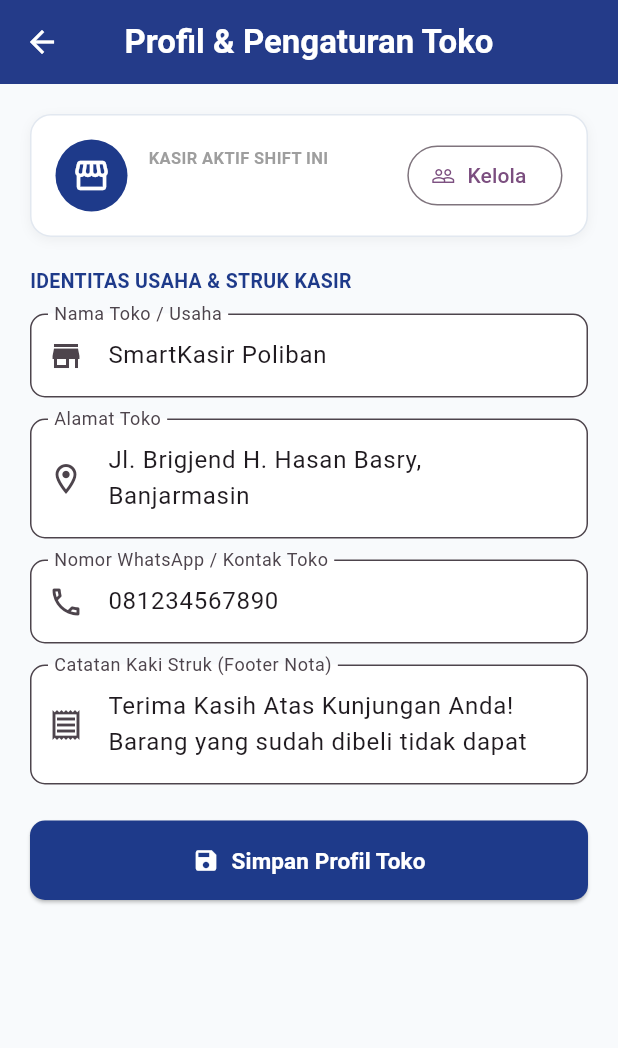
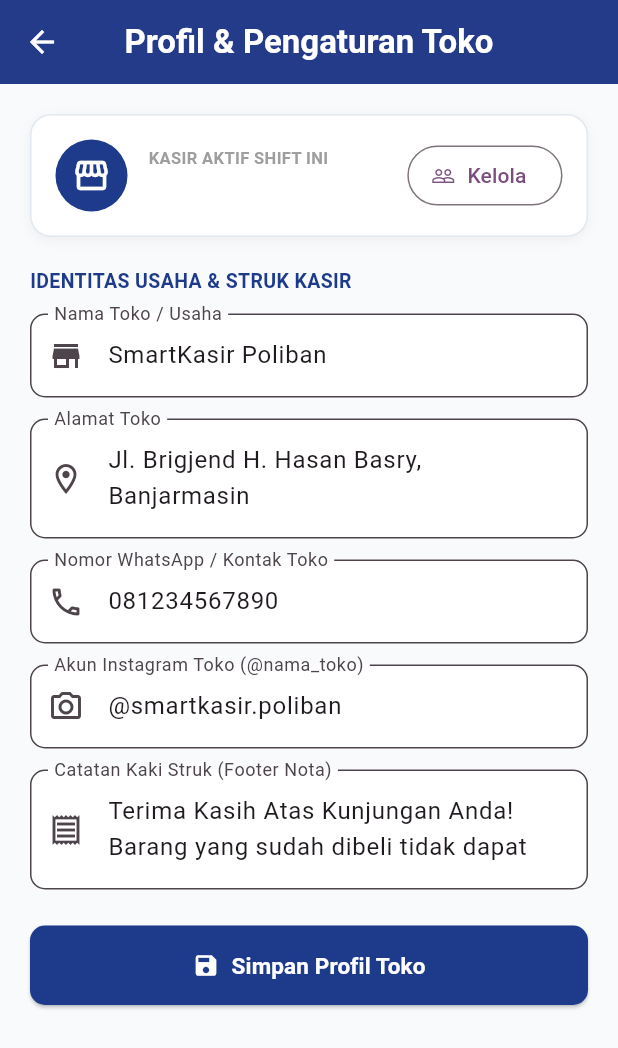
Before and after one commit to nandaputriaulia/smartkasir_app-E030424082-NandaPutriAulia-01, a Flutter app: the ProfilTokoPage screen opened directly, on a phone screen of 412 x 824 dp. Shown: the top 1048 px of the screen. Run offline on Flutter 3.47's test engine with Material 3 defaults, Android fonts, the phone set to English and light mode, and no system bars; our stand-ins replace shared_preferences, sqflite, sqflite_common_ffi_web; accounts and stored records are empty.

Commit message:
feat(m12): tantangan 3 - bidang media sosial instagram toko di sharedpreferences
Menambahkan kolom input akun Instagram toko (@nama_toko) pada formulir profil toko dan menyimpannya secara persisten ke SharedPreferences dengan kunci 'ig_toko'.

```diff
--- a/lib/pages/profil_toko_page.dart
+++ b/lib/pages/profil_toko_page.dart
@@ -18,6 +18,7 @@ class _ProfilTokoPageState extends State<ProfilTokoPage> {
   final _namaTokoController = TextEditingController();
   final _alamatController = TextEditingController();
   final _noWaController = TextEditingController();
+  final _igTokoController = TextEditingController();
   final _footerController = TextEditingController();
 
   // Status visual tombol simpan
@@ -37,6 +38,7 @@ class _ProfilTokoPageState extends State<ProfilTokoPage> {
     _namaTokoController.dispose();
     _alamatController.dispose();
     _noWaController.dispose();
+    _igTokoController.dispose();
     _footerController.dispose();
     super.dispose();
   }
@@ -48,6 +50,7 @@ class _ProfilTokoPageState extends State<ProfilTokoPage> {
       _namaTokoController.text = prefs.getString('nama_toko') ?? 'SmartKasir Poliban';
       _alamatController.text = prefs.getString('alamat_toko') ?? 'Jl. Brigjend H. Hasan Basry, Banjarmasin';
       _noWaController.text = prefs.getString('no_wa') ?? '081234567890';
+      _igTokoController.text = prefs.getString('ig_toko') ?? '@smartkasir.poliban';
       _footerController.text = prefs.getString('footer_struk') ??
           'Terima Kasih Atas Kunjungan Anda! Barang yang sudah dibeli tidak dapat ditukar.';
       _activeCashierName = prefs.getString('active_cashier_name') ?? 'Belum Ditentukan';
@@ -61,6 +64,7 @@ class _ProfilTokoPageState extends State<ProfilTokoPage> {
     await prefs.setString('nama_toko', _namaTokoController.text.trim());
     await prefs.setString('alamat_toko', _alamatController.text.trim());
     await prefs.setString('no_wa', _noWaController.text.trim());
+    await prefs.setString('ig_toko', _igTokoController.text.trim());
     await prefs.setString('footer_struk', _footerController.text.trim());
     setState(() => _sedangMenyimpan = false);
 
@@ -186,7 +190,21 @@ class _ProfilTokoPageState extends State<ProfilTokoPage> {
             ),
             const SizedBox(height: 14),
 
-            // 4. CATATAN KAKI STRUK (FOOTER RECEIPT)
+            // 4. AKUN INSTAGRAM TOKO
+            TextFormField(
+              controller: _igTokoController,
+              decoration: InputDecoration(
+                labelText: 'Akun Instagram Toko (@nama_toko)',
+                hintText: 'Contoh: @smartkasir.poliban',
+                prefixIcon: const Icon(Icons.camera_alt_outlined),
+                border: OutlineInputBorder(borderRadius: BorderRadius.circular(10)),
+                filled: true,
+                fillColor: Colors.white,
+              ),
+            ),
+            const SizedBox(height: 14),
+
+            // 5. CATATAN KAKI STRUK (FOOTER RECEIPT)
             TextFormField(
               controller: _footerController,
               maxLines: 2,
```
